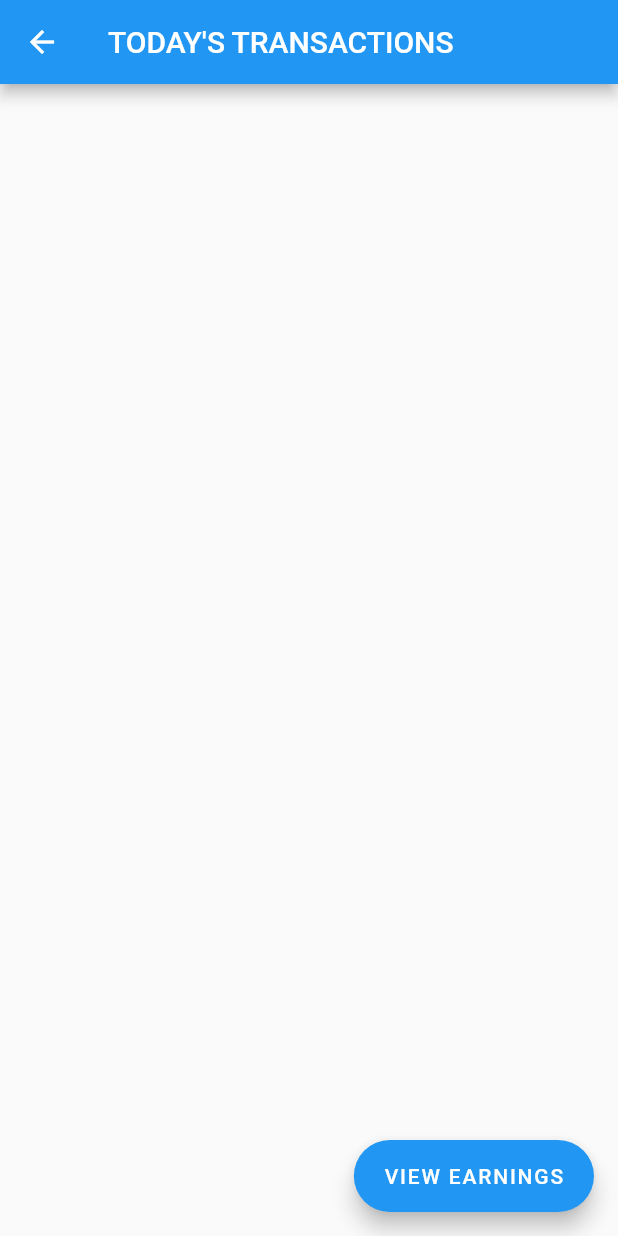
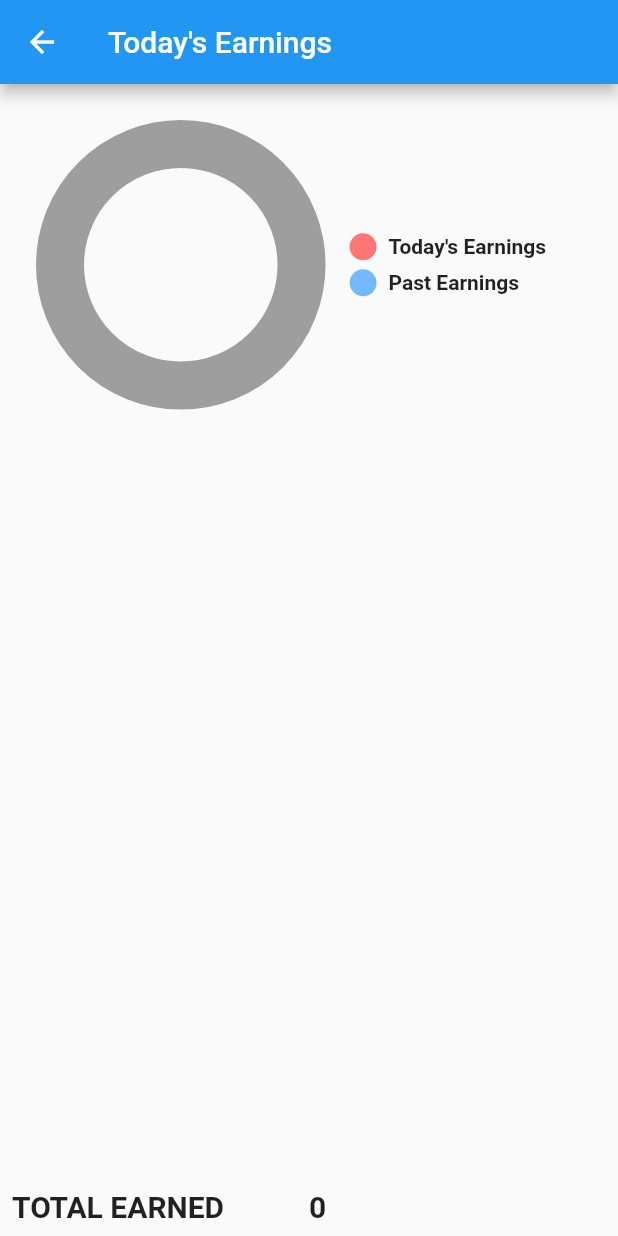
Before and after one commit to NidaFatima321/needify, a Flutter app: the Statistics screen opened directly, after a tap on "VIEW EARNINGS", on a phone screen of 412 x 824 dp. Run offline on Flutter 3.47's test engine with Material 2 defaults, Android fonts, the phone set to English and light mode, and no system bars; drawn by our look-alikes of pie_chart; our stand-ins replace carousel_slider, cloud_firestore, file_picker, firebase_auth, firebase_core, firebase_storage and 6 more; missing offline and left inert: dart:ffi, flutter_email_sender, flutter_faq, jazzcash_flutter; accounts and stored records are empty.

Commit message:
finalized current admin

```diff
--- /dev/null
+++ b/lib/Views/earnings.dart
@@ -0,0 +1,71 @@
+import 'package:flutter/material.dart';
+import 'package:needify/main.dart';
+import 'package:pie_chart/pie_chart.dart';
+
+class Earnings extends StatefulWidget {
+  const Earnings({Key? key}) : super(key: key);
+
+  @override
+  State<Earnings> createState() => _EarningsState();
+}
+
+class _EarningsState extends State<Earnings> {
+  Map<String, double> dataMap = {
+    "Today's Earnings": todayCount.toDouble(),
+    "Past Earnings": totalCount.toDouble()
+  };
+  @override
+  Widget build(BuildContext context) {
+    return Scaffold(
+      appBar: AppBar(
+        title: Text("Today's Earnings"),
+      ),
+      body: SafeArea(
+          child: Column(children: [
+        Padding(
+          padding: const EdgeInsets.all(32.0),
+          child: PieChart(
+            dataMap: dataMap,
+            animationDuration: Duration(milliseconds: 800),
+            chartLegendSpacing: 32,
+            chartRadius: MediaQuery.of(context).size.width / 1,
+            initialAngleInDegree: 0,
+            chartType: ChartType.ring,
+            ringStrokeWidth: 32,
+            legendOptions: LegendOptions(
+              showLegendsInRow: false,
+              legendPosition: LegendPosition.right,
+              showLegends: true,
+              legendTextStyle: TextStyle(
+                fontWeight: FontWeight.bold,
+              ),
+            ),
+            chartValuesOptions: ChartValuesOptions(
+              showChartValueBackground: true,
+              showChartValues: true,
+              showChartValuesInPercentage: false,
+              showChartValuesOutside: false,
+              decimalPlaces: 1,
+            ),
+          ),
+        ),
+        Expanded(child: SizedBox()),
+        Padding(
+          padding: const EdgeInsets.all(8.0),
+          child: Row(
+            mainAxisAlignment: MainAxisAlignment.spaceBetween,
+            children: [
+              Expanded(
+                  child: Text(
+                "TOTAL EARNED",
+                style: TextStyle(fontWeight: FontWeight.bold, fontSize: 20),
+              )),
+              Expanded(child: Text('${profitearned}',
+                  style: TextStyle(fontWeight: FontWeight.bold, fontSize: 20)))
+            ],
+          ),
+        )
+      ])),
+    );
+  }
+}
--- a/lib/Views/sold2.dart
+++ b/lib/Views/sold2.dart
@@ -1,5 +1,6 @@
 import 'package:cloud_firestore/cloud_firestore.dart';
 import 'package:flutter/material.dart';
+import 'package:needify/main.dart';
 
 class SoldWidget2 extends StatefulWidget {
   final CollectionReference collectionReference;
@@ -40,7 +41,27 @@ class _SoldWidget2State extends State<SoldWidget2> {
             itemBuilder: (context, index) {
               List<Widget> mywidget = [];
               if(snapshot.data!.docs[index].id==widget.id){
-              mywidget.add(Text(snapshot.data!.docs[index]['Title']));
+                todayCount+=1;
+                profitearned=profitearned+int.parse(snapshot.data!.docs[index]['Price'])*0.1;
+              mywidget.add(
+                Padding(
+                  padding: const EdgeInsets.all(8.0),
+                  child: Row(
+                    mainAxisAlignment: MainAxisAlignment.center,
+                    children: [
+                      Image.network(snapshot.data!.docs[index]['Image'],width:170,height: 80,),
+                      Column(
+                        children: [
+                          Text(snapshot.data!.docs[index]['Title'],style: TextStyle(fontWeight: FontWeight.bold),),
+                          Text(snapshot.data!.docs[index]['Category']),
+                          Text(snapshot.data!.docs[index]['Price'],style: TextStyle(color: Colors.red),),
+
+                        ],
+                      )
+                    ],
+                  ),
+                )
+              );
               }
               return (Container(
                 child: Column(
--- a/lib/Views/stats.dart
+++ b/lib/Views/stats.dart
@@ -1,6 +1,7 @@
 import 'package:cloud_firestore/cloud_firestore.dart';
 import 'package:flutter/material.dart';
 import 'package:needify/Views/dates.dart';
+import 'package:needify/Views/earnings.dart';
 import 'package:needify/Views/sold2.dart';
 import 'package:needify/main.dart';
 
@@ -34,8 +35,12 @@ class _StatisticsState extends State<Statistics> {
             return ListView.builder(
               itemCount: snapshot.data!.docs.length,
               itemBuilder: (context, index) {
+                todayCount=0;
+                totalCount=0;
+                profitearned=0;
                 List<Widget> mylist = [];
                 if (snapshot.data!.docs[index]['Solds']['Items'].length > 0) {
+                  totalCount = totalCount + snapshot.data!.docs[index]['Solds']['Items'].length;
                   for (int i = 0;
                       i < snapshot.data!.docs[index]['Solds']['Items'].length;
                       i++) {
@@ -62,7 +67,9 @@ class _StatisticsState extends State<Statistics> {
 
         ),
       floatingActionButton: FloatingActionButton.extended(
-        onPressed: (){},
+        onPressed: (){
+          Navigator.of(context).push(MaterialPageRoute(builder: (context) => Earnings(),));
+        },
         label: Text('VIEW EARNINGS'),
       ),
     );
--- a/lib/main.dart
+++ b/lib/main.dart
@@ -18,6 +18,8 @@ void main() async{
     home: SplashScreen(),
   ));
 }
-
+num totalCount=0;
+num todayCount=0;
 String? login;
+num profitearned=0;
 DocumentSnapshot? maindata;
--- a/pubspec.yaml
+++ b/pubspec.yaml
@@ -52,6 +52,7 @@ dependencies:
   flutter_faq: ^1.0.1+1
   jazzcash_flutter: ^1.0.5
   draw_graph: ^1.0.0
+  pie_chart: ^5.3.2
 
 dev_dependencies:
   flutter_test:
```
Also changed, not shown: pubspec.lock.
